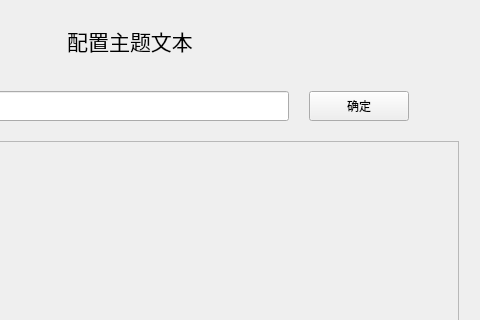
Before: the Qt Designer form include/DGLABClient.ui in CrimsonSeraph/DG-LAB-Client, drawn with Qt 5; both pictures show x 320 to 800 and y 0 to 320 of the 800 by 600 pixel window.
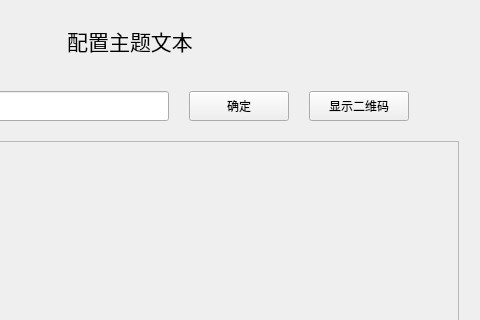
After: the same form once the commit is applied. The open tabs and pages were chosen to show the change.

Commit message: 通过 py 实现生成二维码，在qt中显示并测试连接

Patch:
```diff
--- a/include/DGLABClient.ui
+++ b/include/DGLABClient.ui
@@ -529,6 +529,25 @@
              </property>
             </widget>
            </item>
+           <item>
+            <widget class="QPushButton" name="show_qr_btn">
+             <property name="sizePolicy">
+              <sizepolicy hsizetype="Fixed" vsizetype="Fixed">
+               <horstretch>0</horstretch>
+               <verstretch>0</verstretch>
+              </sizepolicy>
+             </property>
+             <property name="minimumSize">
+              <size>
+               <width>100</width>
+               <height>30</height>
+              </size>
+             </property>
+             <property name="text">
+              <string>显示二维码</string>
+             </property>
+            </widget>
+           </item>
           </layout>
          </widget>
         </widget>
```
The commit also changes 7 other files.
